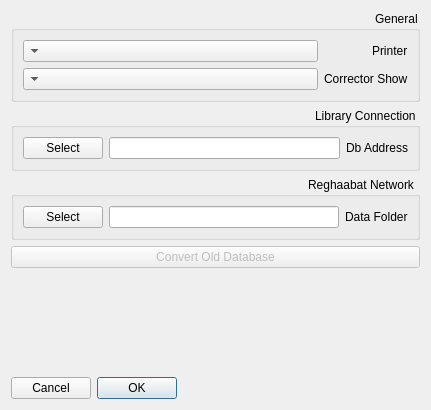
First picture: the form in Client/reghaabat/optionsform.ui, repository nournia/ketabkhaane, before the edit.
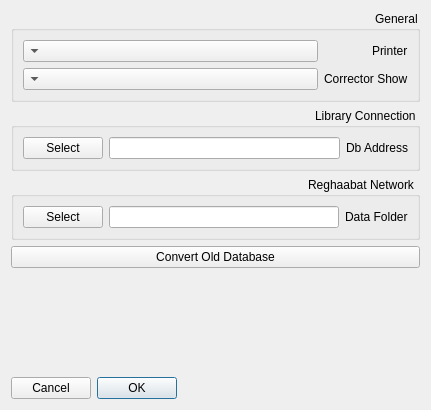
Second picture: the form after the edit.

What changed in the file:
```diff
--- a/Client/reghaabat/optionsform.ui
+++ b/Client/reghaabat/optionsform.ui
@@ -101,7 +101,7 @@
    <item>
     <widget class="QPushButton" name="bConvertDb">
      <property name="enabled">
-      <bool>false</bool>
+      <bool>true</bool>
      </property>
      <property name="text">
       <string>Convert Old Database</string>
```
